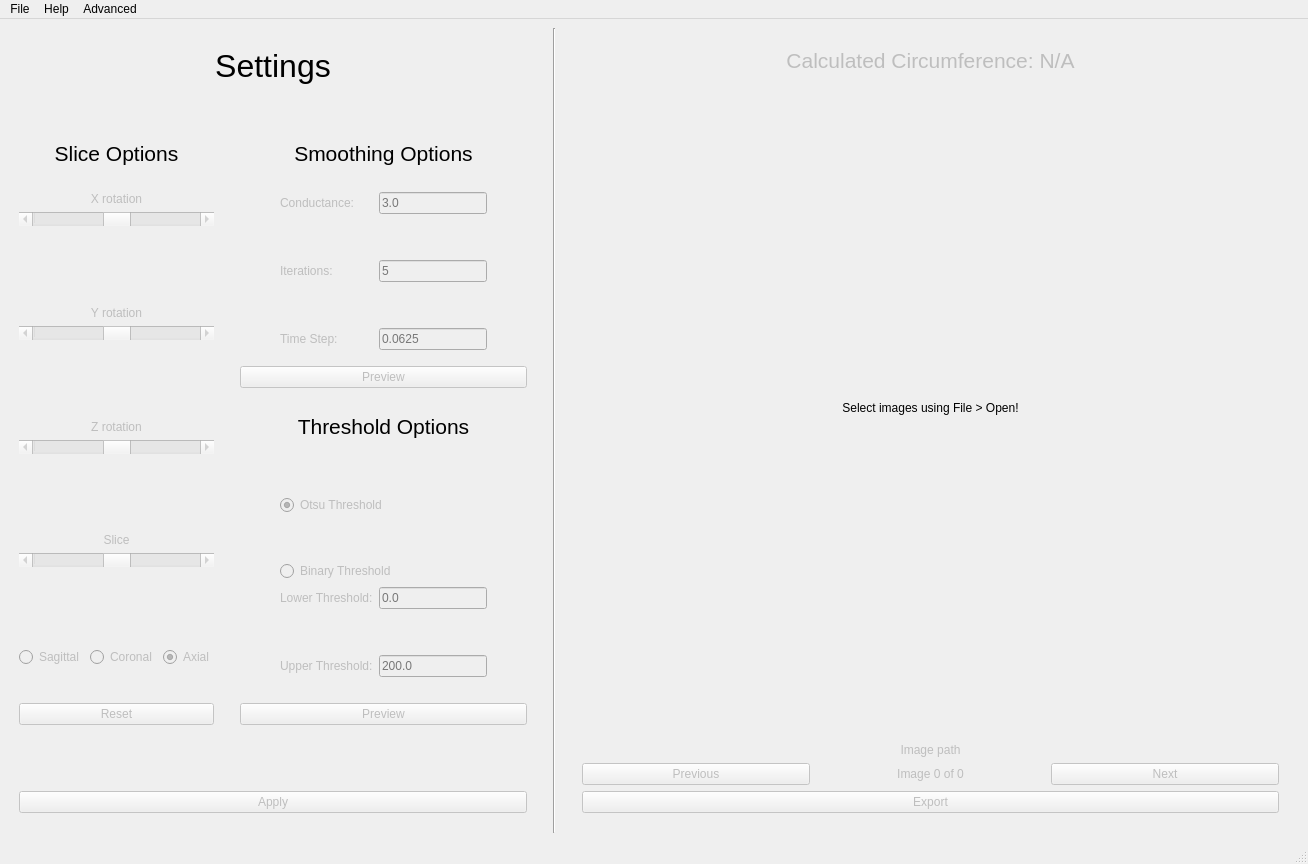
The window that src/GUI/mainwindow.ui (NIRALUser/NeuroRuler) describes before a commit, drawn with Qt 5.
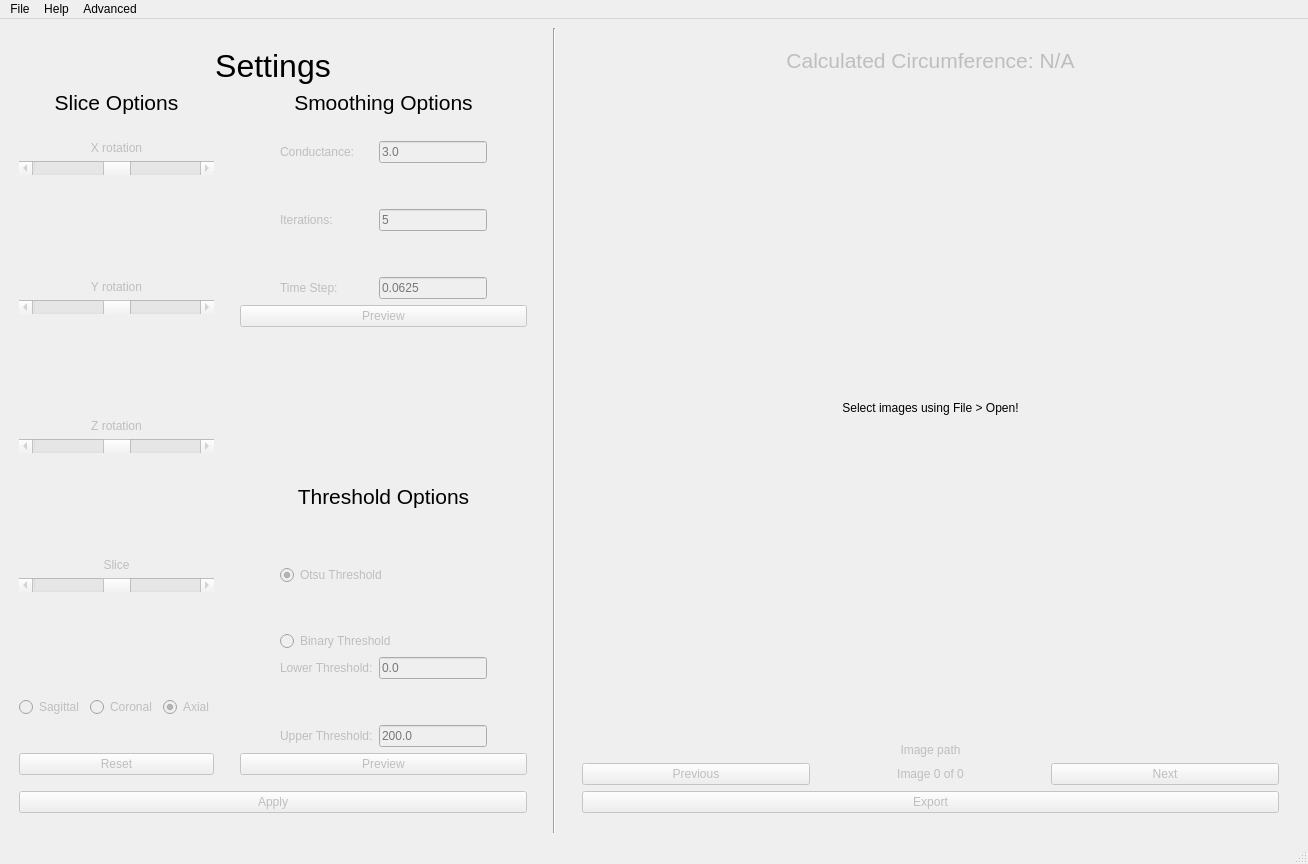
The same window after the commit.

Commit message:
Remove spacers above preview buttons
Also disable export button on startup

```diff
--- a/src/GUI/mainwindow.ui
+++ b/src/GUI/mainwindow.ui
@@ -44,22 +44,6 @@
         </property>
        </widget>
       </item>
-      <item>
-       <spacer name="verticalSpacer_10">
-        <property name="orientation">
-         <enum>Qt::Vertical</enum>
-        </property>
-        <property name="sizeType">
-         <enum>QSizePolicy::MinimumExpanding</enum>
-        </property>
-        <property name="sizeHint" stdset="0">
-         <size>
-          <width>20</width>
-          <height>10</height>
-         </size>
-        </property>
-       </spacer>
-      </item>
       <item>
        <layout class="QHBoxLayout" name="horizontalLayout_6">
         <item>
@@ -603,22 +587,6 @@
               </item>
              </layout>
             </item>
-            <item>
-             <spacer name="verticalSpacer_9">
-              <property name="orientation">
-               <enum>Qt::Vertical</enum>
-              </property>
-              <property name="sizeType">
-               <enum>QSizePolicy::MinimumExpanding</enum>
-              </property>
-              <property name="sizeHint" stdset="0">
-               <size>
-                <width>20</width>
-                <height>10</height>
-               </size>
-              </property>
-             </spacer>
-            </item>
             <item>
              <widget class="QPushButton" name="smoothing_preview_button">
               <property name="enabled">
@@ -846,22 +814,6 @@
               </item>
              </layout>
             </item>
-            <item>
-             <spacer name="verticalSpacer_14">
-              <property name="orientation">
-               <enum>Qt::Vertical</enum>
-              </property>
-              <property name="sizeType">
-               <enum>QSizePolicy::MinimumExpanding</enum>
-              </property>
-              <property name="sizeHint" stdset="0">
-               <size>
-                <width>20</width>
-                <height>20</height>
-               </size>
-              </property>
-             </spacer>
-            </item>
             <item>
              <widget class="QPushButton" name="threshold_preview_button">
               <property name="enabled">
@@ -878,22 +830,6 @@
         </item>
        </layout>
       </item>
-      <item>
-       <spacer name="verticalSpacer_20">
-        <property name="orientation">
-         <enum>Qt::Vertical</enum>
-        </property>
-        <property name="sizeType">
-         <enum>QSizePolicy::MinimumExpanding</enum>
-        </property>
-        <property name="sizeHint" stdset="0">
-         <size>
-          <width>20</width>
-          <height>20</height>
-         </size>
-        </property>
-       </spacer>
-      </item>
       <item>
        <widget class="QPushButton" name="apply_button">
         <property name="enabled">
```
The commit also changes 1 other file.
